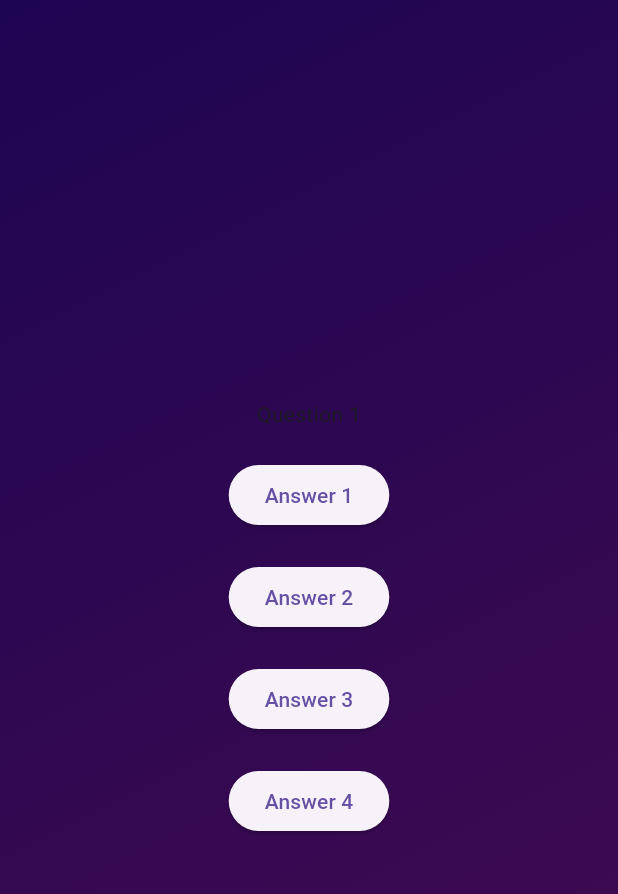
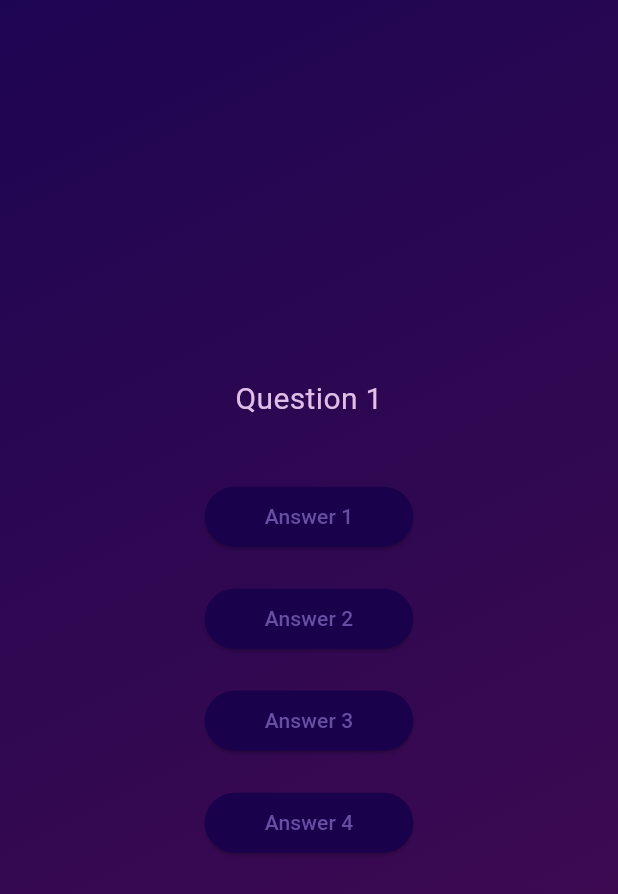
Before and after one commit to SheeloveDol/quiz_app_flutter, a Flutter app: the screen it shows after launch, after a tap on "Start Quiz", on a phone screen of 412 x 824 dp. Shown: the top 894 px of the screen. Run offline on Flutter 3.47's test engine with Material 3 defaults, Android fonts, the phone set to English and light mode, and no system bars.

Commit message:
Styled AnswerButton widget

```diff
--- a/lib/answer_button.dart
+++ b/lib/answer_button.dart
@@ -14,7 +14,13 @@ class AnswerButton extends StatelessWidget {
   Widget build(BuildContext context) {
     return ElevatedButton(
       onPressed: onTap,
-      style: ElevatedButton.styleFrom(),
+      style: ElevatedButton.styleFrom(
+        padding: const EdgeInsets.symmetric(horizontal: 40, vertical: 10),
+        backgroundColor: const Color.fromARGB(255, 25, 1, 75),
+        shape: RoundedRectangleBorder(
+          borderRadius: BorderRadius.circular(40),
+        ),
+      ),
       child: Text(answerText),
     );
   }
--- a/lib/questions_screen.dart
+++ b/lib/questions_screen.dart
@@ -16,8 +16,11 @@ class _QuestionsScreenState extends State<QuestionsScreen> {
       child: Column(
         mainAxisAlignment: MainAxisAlignment.center,
         children: [
-          const Text('Question 1'),
-          const SizedBox(height: 20),
+          Text(
+            'Question 1',
+            style: TextStyle(fontSize: 20, color: Colors.purple[100]),
+          ),
+          const SizedBox(height: 40),
           AnswerButton(
             answerText: 'Answer 1',
             onTap: () {},
```
